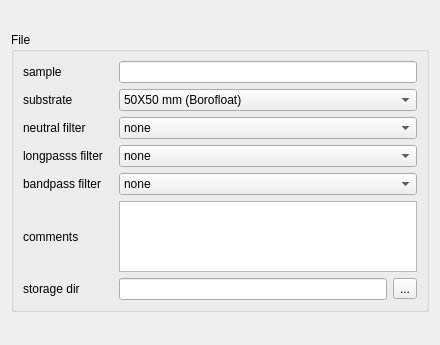
baukekooger/XY_Measurement, file gui_design/file.ui: the form before one commit.
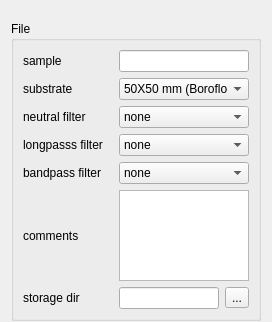
The form after the commit.

Commit message: changed some things in file.ui, laser should now turn off directly after experiment

The edit to the form file:
```diff
--- a/gui_design/file.ui
+++ b/gui_design/file.ui
@@ -6,12 +6,12 @@
    <rect>
     <x>0</x>
     <y>0</y>
-    <width>397</width>
-    <height>345</height>
+    <width>268</width>
+    <height>318</height>
    </rect>
   </property>
   <property name="sizePolicy">
-   <sizepolicy hsizetype="Preferred" vsizetype="Expanding">
+   <sizepolicy hsizetype="Expanding" vsizetype="Expanding">
     <horstretch>0</horstretch>
     <verstretch>0</verstretch>
    </sizepolicy>
@@ -30,8 +30,8 @@
      </property>
      <property name="minimumSize">
       <size>
-       <width>0</width>
-       <height>280</height>
+       <width>250</width>
+       <height>300</height>
       </size>
      </property>
      <property name="maximumSize">
@@ -46,6 +46,9 @@
      <layout class="QGridLayout" name="gridLayout">
       <item row="0" column="0">
        <layout class="QVBoxLayout" name="verticalLayout">
+        <property name="sizeConstraint">
+         <enum>QLayout::SetDefaultConstraint</enum>
+        </property>
         <item>
          <layout class="QHBoxLayout" name="horizontalLayout_3">
           <property name="sizeConstraint">
@@ -67,7 +70,7 @@
             </property>
             <property name="maximumSize">
              <size>
-              <width>90</width>
+              <width>16777215</width>
               <height>16777215</height>
              </size>
             </property>
@@ -77,7 +80,14 @@
            </widget>
           </item>
           <item>
-           <widget class="QLineEdit" name="lineEdit_sample"/>
+           <widget class="QLineEdit" name="lineEdit_sample">
+            <property name="sizePolicy">
+             <sizepolicy hsizetype="Preferred" vsizetype="Fixed">
+              <horstretch>0</horstretch>
+              <verstretch>0</verstretch>
+             </sizepolicy>
+            </property>
+           </widget>
           </item>
          </layout>
         </item>
@@ -99,7 +109,7 @@
             </property>
             <property name="maximumSize">
              <size>
-              <width>90</width>
+              <width>16777215</width>
               <height>16777215</height>
              </size>
             </property>
@@ -110,6 +120,18 @@
           </item>
           <item>
            <widget class="QComboBox" name="comboBox_substrate">
+            <property name="sizePolicy">
+             <sizepolicy hsizetype="Preferred" vsizetype="Fixed">
+              <horstretch>0</horstretch>
+              <verstretch>0</verstretch>
+             </sizepolicy>
+            </property>
+            <property name="maximumSize">
+             <size>
+              <width>16777215</width>
+              <height>16777215</height>
+             </size>
+            </property>
             <property name="currentIndex">
              <number>0</number>
             </property>
@@ -150,7 +172,7 @@
             </property>
             <property name="maximumSize">
              <size>
-              <width>90</width>
+              <width>16777215</width>
               <height>16777215</height>
              </size>
             </property>
@@ -193,7 +215,7 @@
             </property>
             <property name="maximumSize">
              <size>
-              <width>90</width>
+              <width>16777215</width>
               <height>16777215</height>
              </size>
             </property>
@@ -344,6 +366,12 @@
               <height>0</height>
              </size>
             </property>
+            <property name="maximumSize">
+             <size>
+              <width>16777215</width>
+              <height>16777215</height>
+             </size>
+            </property>
             <property name="text">
              <string>bandpass filter</string>
             </property>
@@ -351,6 +379,12 @@
           </item>
           <item>
            <widget class="QComboBox" name="comboBox_bandpass_filter">
+            <property name="sizePolicy">
+             <sizepolicy hsizetype="Preferred" vsizetype="Fixed">
+              <horstretch>0</horstretch>
+              <verstretch>0</verstretch>
+             </sizepolicy>
+            </property>
             <item>
              <property name="text">
               <string>none</string>
@@ -448,7 +482,7 @@
             </property>
             <property name="maximumSize">
              <size>
-              <width>90</width>
+              <width>16777215</width>
               <height>16777215</height>
              </size>
             </property>
@@ -460,7 +494,7 @@
           <item>
            <widget class="QPlainTextEdit" name="plainTextEdit_comments">
             <property name="sizePolicy">
-             <sizepolicy hsizetype="Expanding" vsizetype="Expanding">
+             <sizepolicy hsizetype="Preferred" vsizetype="Expanding">
               <horstretch>0</horstretch>
               <verstretch>0</verstretch>
              </sizepolicy>
@@ -471,6 +505,9 @@
               <height>0</height>
              </size>
             </property>
+            <property name="sizeAdjustPolicy">
+             <enum>QAbstractScrollArea::AdjustToContentsOnFirstShow</enum>
+            </property>
            </widget>
           </item>
          </layout>
@@ -493,7 +530,7 @@
             </property>
             <property name="maximumSize">
              <size>
-              <width>90</width>
+              <width>16777215</width>
               <height>16777215</height>
              </size>
             </property>
@@ -503,7 +540,14 @@
            </widget>
           </item>
           <item>
-           <widget class="QLineEdit" name="lineEdit_directory"/>
+           <widget class="QLineEdit" name="lineEdit_directory">
+            <property name="sizePolicy">
+             <sizepolicy hsizetype="Preferred" vsizetype="Fixed">
+              <horstretch>0</horstretch>
+              <verstretch>0</verstretch>
+             </sizepolicy>
+            </property>
+           </widget>
           </item>
           <item>
            <widget class="QToolButton" name="toolButton_directory">
```
Left out of the diff: 2 changed lines with no effect on the pictures. The commit also changes 5 other files.
